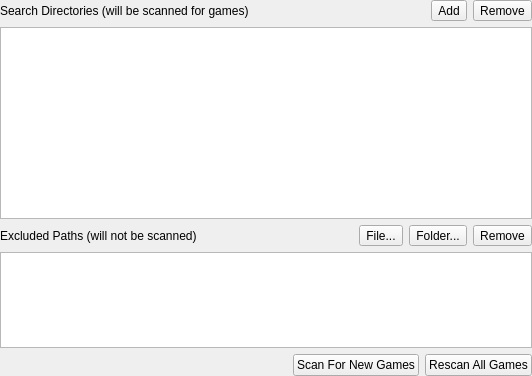
The window that src/duckstation-qt/gamelistsettingswidget.ui (kofxi3584karlayang/duckstation) describes before a commit, drawn with Qt 5.
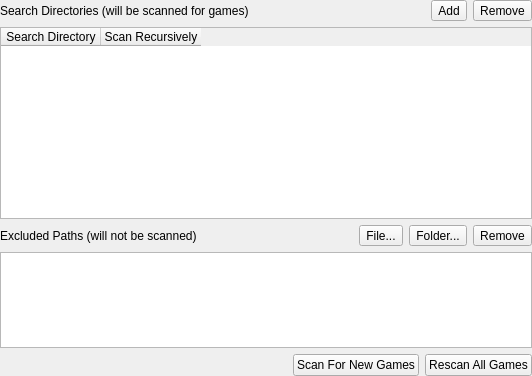
The same window after the commit. Icons and pictures are not drawn.

Commit message: Qt: Simplify game directory list

Diff of the .ui file:
```diff
--- a/src/duckstation-qt/gamelistsettingswidget.ui
+++ b/src/duckstation-qt/gamelistsettingswidget.ui
@@ -80,7 +80,18 @@
     </layout>
    </item>
    <item>
-    <widget class="QTableView" name="searchDirectoryList"/>
+    <widget class="QTableWidget" name="searchDirectoryList">
+     <column>
+      <property name="text">
+       <string>Search Directory</string>
+      </property>
+     </column>
+     <column>
+      <property name="text">
+       <string>Scan Recursively</string>
+      </property>
+     </column>
+    </widget>
    </item>
    <item>
     <layout class="QHBoxLayout" name="horizontalLayout_3">
```
Left out of the diff: 6 changed lines with no effect on the pictures. The commit also changes 7 other files.
